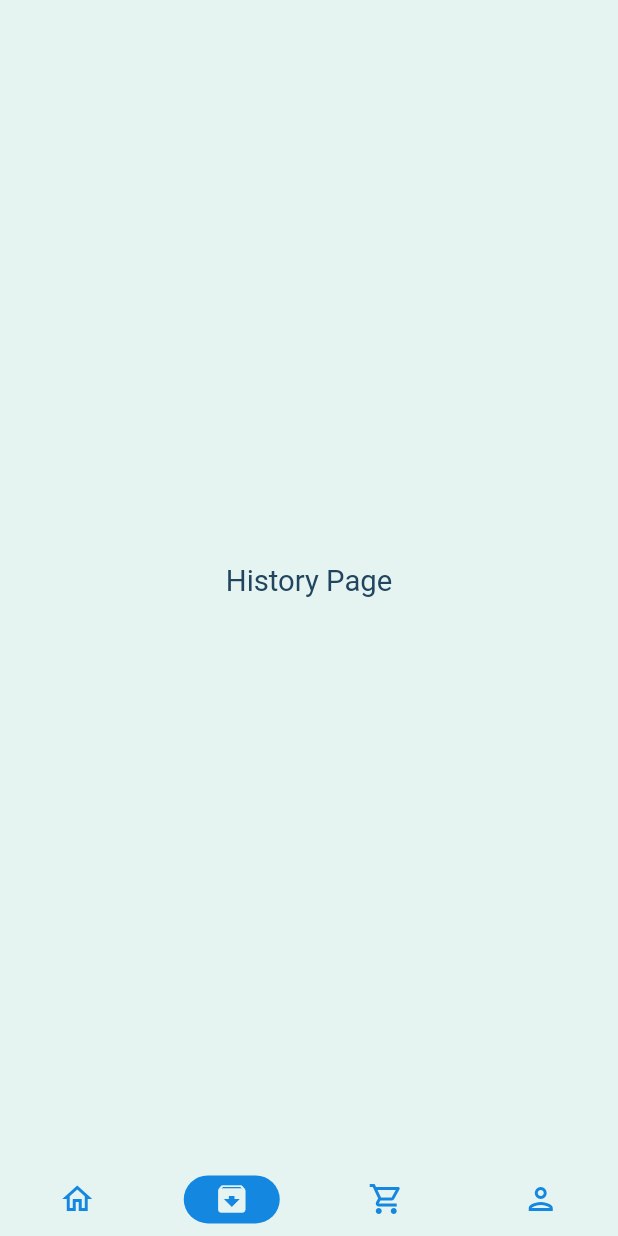
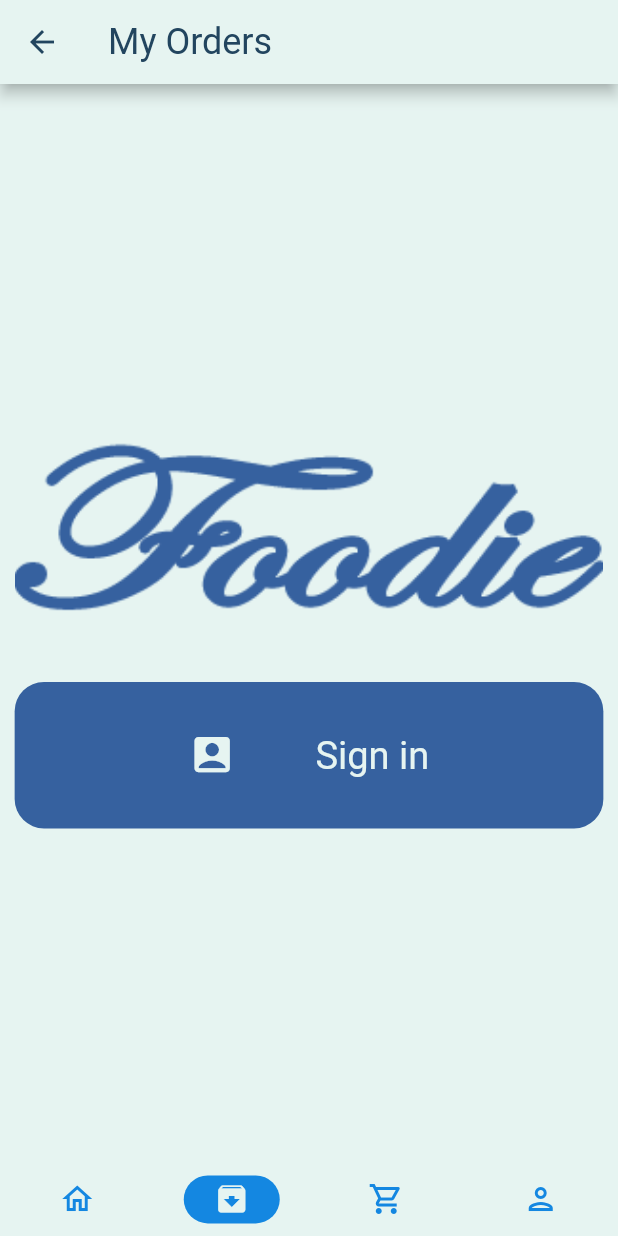
Before and after one commit to mcadeniran/foodie, a Flutter app: the screen it shows after launch, item 2 of the bottom bar chosen, on a phone screen of 412 x 824 dp. Run offline on Flutter 3.47's test engine with Material 2 defaults, Android fonts, the phone set to English and light mode, and no system bars; our stand-ins replace dots_indicator, flutter_typeahead, geocoding, geolocator, get, google_maps_flutter and 2 more; missing offline and left inert: flutter_google_places, google_maps_webservice; accounts and stored records are empty; network calls fail.

Commit message:
Order history added

```diff
--- a/lib/controllers/cart_controller.dart
+++ b/lib/controllers/cart_controller.dart
@@ -156,4 +156,8 @@ class CartController extends GetxController {
     cartRepo.clearCartHistory();
     update();
   }
+
+  void removeCartSharedPreference() {
+    cartRepo.removeCartSharedPreference();
+  }
 }
--- a/lib/data/api/api_client.dart
+++ b/lib/data/api/api_client.dart
@@ -45,7 +45,7 @@ class ApiClient extends GetConnect implements GetxService {
   }
 
   Future<Response> postData(String uri, dynamic body) async {
-    print(body.toString());
+    // print(body.toString());
     try {
       Response response = await post(uri, body, headers: _mainHeaders);
       return response;
--- a/lib/data/repository/order_repo.dart
+++ b/lib/data/repository/order_repo.dart
@@ -12,4 +12,8 @@ class OrderRepo {
     return await apiClient.postData(
         AppConstants.PLACE_ORDER_URI, placeOrder.toJson());
   }
+
+  Future<Response> getOrderList() async {
+    return await apiClient.getData(AppConstants.ORDER_LIST_URI);
+  }
 }
--- a/lib/pages/account/account_page.dart
+++ b/lib/pages/account/account_page.dart
@@ -28,6 +28,9 @@ class AccountPage extends StatelessWidget {
         backgroundColor: AppColors.appMainColor,
         iconTheme: const IconThemeData(
           color: AppColors.appComplimentColor,
+        ),
+        leading: const BackButton(
+          color: AppColors.appMainTextColor,
         ),
         title: const BigText(
           text: "Profile",
--- a/lib/pages/home/home_page.dart
+++ b/lib/pages/home/home_page.dart
@@ -2,6 +2,7 @@ import 'package:flutter/material.dart';
 
 import '../../utils/dimensions.dart';
 import '../../widgets/big_text.dart';
+import '../../pages/order/order_page.dart';
 import '../../pages/account/account_page.dart';
 import '../../pages/cart/cart_history.dart';
 import '../../pages/home/main_food_page.dart';
@@ -19,10 +20,7 @@ class _HomePageState extends State<HomePage> {
 
   List pages = [
     const MainFoodPage(),
-    const Center(
-        child: BigText(
-      text: "History Page",
-    )),
+    const OrderPage(),
     const CartHistory(),
     const AccountPage(),
   ];
--- /dev/null
+++ b/lib/pages/order/order_page.dart
@@ -0,0 +1,147 @@
+import 'package:flutter/material.dart';
+import 'package:foodie/controllers/auth_controller.dart';
+import 'package:foodie/pages/order/view_order.dart';
+import 'package:foodie/utils/colors.dart';
+import 'package:foodie/utils/dimensions.dart';
+import 'package:get/get.dart';
+
+import '../../controllers/order_controller.dart';
+import '../../routes/route_helper.dart';
+import '../../widgets/big_text.dart';
+
+class OrderPage extends StatefulWidget {
+  const OrderPage({Key? key}) : super(key: key);
+
+  @override
+  State<OrderPage> createState() => _OrderPageState();
+}
+
+class _OrderPageState extends State<OrderPage> with TickerProviderStateMixin {
+  late TabController _tabController;
+  late bool _isLoggedIn;
+
+  @override
+  void initState() {
+    super.initState();
+    _isLoggedIn = Get.find<AuthController>().userLoggedIn();
+    if (_isLoggedIn) {
+      _tabController = TabController(length: 2, vsync: this);
+      Get.find<OrderController>().getOrderList();
+    }
+  }
+
+  @override
+  Widget build(BuildContext context) {
+    return Scaffold(
+      appBar: AppBar(
+        backgroundColor: AppColors.appMainColor,
+        leading: const BackButton(
+          color: AppColors.appMainTextColor,
+        ),
+        iconTheme: const IconThemeData(
+          color: AppColors.appComplimentColor,
+        ),
+        title: const BigText(
+          text: "My Orders",
+          size: 24,
+          color: AppColors.appMainTextColor,
+        ),
+      ),
+      backgroundColor: AppColors.appMainColor,
+      body: _isLoggedIn
+          ? Column(
+              children: [
+                SizedBox(
+                  width: Dimensions.screenWidth,
+                  child: TabBar(
+                    indicatorColor: AppColors.appMainTextColor,
+                    indicatorWeight: 3,
+                    labelColor: AppColors.appMainTextColor,
+                    controller: _tabController,
+                    tabs: const [
+                      Tab(
+                        text: "Current",
+                      ),
+                      Tab(
+                        text: "History",
+                      ),
+                    ],
+                  ),
+                ),
+                Expanded(
+                  child: TabBarView(
+                    controller: _tabController,
+                    children: const [
+                      ViewOrder(isCurrent: true),
+                      ViewOrder(isCurrent: false),
+                    ],
+                  ),
+                ),
+              ],
+            )
+          : Center(
+              child: Column(
+                mainAxisAlignment: MainAxisAlignment.center,
+                children: [
+                  Container(
+                    width: double.maxFinite,
+                    height: Dimensions.height20 * 8,
+                    margin: EdgeInsets.only(
+                        left: Dimensions.width20, right: Dimensions.width20),
+                    decoration: BoxDecoration(
+                      borderRadius: BorderRadius.circular(Dimensions.radius20),
+                      image: const DecorationImage(
+                        fit: BoxFit.cover,
+                        image:
+                            // AssetImage("assets/image/signintocontinue.png"),
+                            AssetImage("assets/image/foodie_2.png"),
+                      ),
+                    ),
+                  ),
+                  SizedBox(
+                    height: Dimensions.height20,
+                  ),
+                  GestureDetector(
+                    onTap: () {
+                      Get.toNamed(RouteHelper.getSignInPage());
+                    },
+                    child: Container(
+                      width: double.maxFinite,
+                      height: Dimensions.height20 * 5,
+                      margin: EdgeInsets.only(
+                          left: Dimensions.width20, right: Dimensions.width20),
+                      decoration: BoxDecoration(
+                        color: AppColors.appActionColor,
+                        borderRadius: BorderRadius.circular(
+                          Dimensions.radius20,
+                        ),
+                      ),
+                      child: Row(
+                        mainAxisAlignment: MainAxisAlignment.spaceEvenly,
+                        children: [
+                          SizedBox(
+                            width: Dimensions.width20,
+                          ),
+                          Icon(
+                            Icons.account_box,
+                            color: AppColors.appMainColor,
+                            size: Dimensions.iconSize16 * 2,
+                          ),
+                          BigText(
+                            text: "Sign in",
+                            color: AppColors.appMainColor,
+                            size: Dimensions.font26,
+                          ),
+                          SizedBox(
+                            width: Dimensions.width20,
+                          ),
+                        ],
+                      ),
+                    ),
+                  ),
+                ],
+              ),
+            ),
+    );
+  }
+}
--- a/lib/utils/app_constants.dart
+++ b/lib/utils/app_constants.dart
@@ -4,7 +4,7 @@ class AppConstants {
   static const String APP_NAME = 'FOODIE';
   static const int APP_VERSION = 1;
 
-  static const String BASE_URL = 'http://80ed-212-108-150-183.eu.ngrok.io';
+  static const String BASE_URL = 'http://7738-212-108-136-219.eu.ngrok.io';
   // static const String BASE_URL = 'http://127.0.0.1:8000';
   // static const String BASE_URL = 'http://localhost:8000';
   static const String POPULAR_PRODUCT_URI = '/api/v1/products/popular';
@@ -29,6 +29,7 @@ class AppConstants {
 
   // Orders
   static const String PLACE_ORDER_URI = '/api/v1/customer/order/place';
+  static const String ORDER_LIST_URI = '/api/v1/customer/order/list';
 
   static const String TOKEN = '';
   static const String PHONE = '';
--- a/pubspec.yaml
+++ b/pubspec.yaml
@@ -38,7 +38,7 @@ dependencies:
   geocoding: ^2.0.4
   geolocator: ^8.2.0
   url_strategy:
-  flutter_typeahead: ^3.1.3
+  flutter_typeahead: ^4.0.0
   google_maps_flutter_web: ^0.3.0+2
   flutter_google_places: ^0.3.0
   webview_flutter: ^3.0.4
@@ -56,7 +56,7 @@ dev_dependencies:
   # activated in the `analysis_options.yaml` file located at the root of your
   # package. See that file for information about deactivating specific lint
   # rules and activating additional ones.
-  flutter_lints: ^1.0.0
+  flutter_lints: ^2.0.1
 
 # For information on the generic Dart part of this file, see the
 # following page: https://dart.dev/tools/pub/pubspec
```
Also changed, not shown: lib/controllers/order_controller.dart (+41 -0 lines), lib/data/repository/cart_repo.dart (+6 -5 lines), lib/pages/address/add_address_page.dart (+10 -7 lines), lib/pages/cart/cart_page.dart (+11 -6 lines), lib/pages/order/view_order.dart (added, +113 -0 lines), lib/pages/payment/order_success_page.dart (+11 -10 lines), pubspec.lock.
